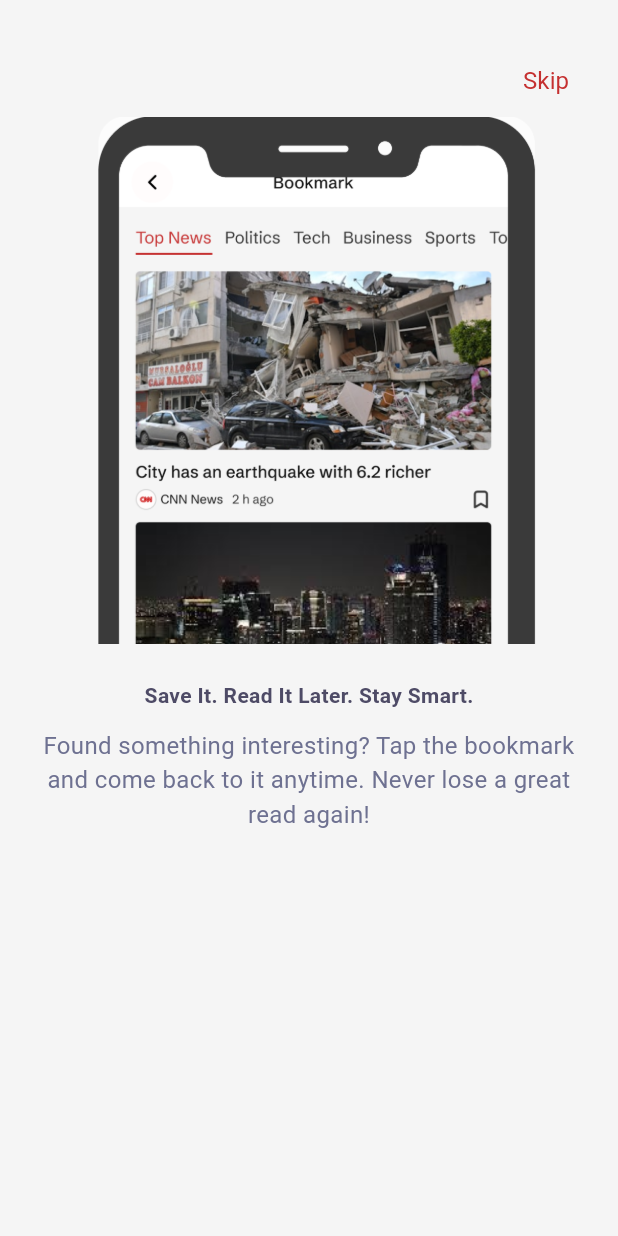
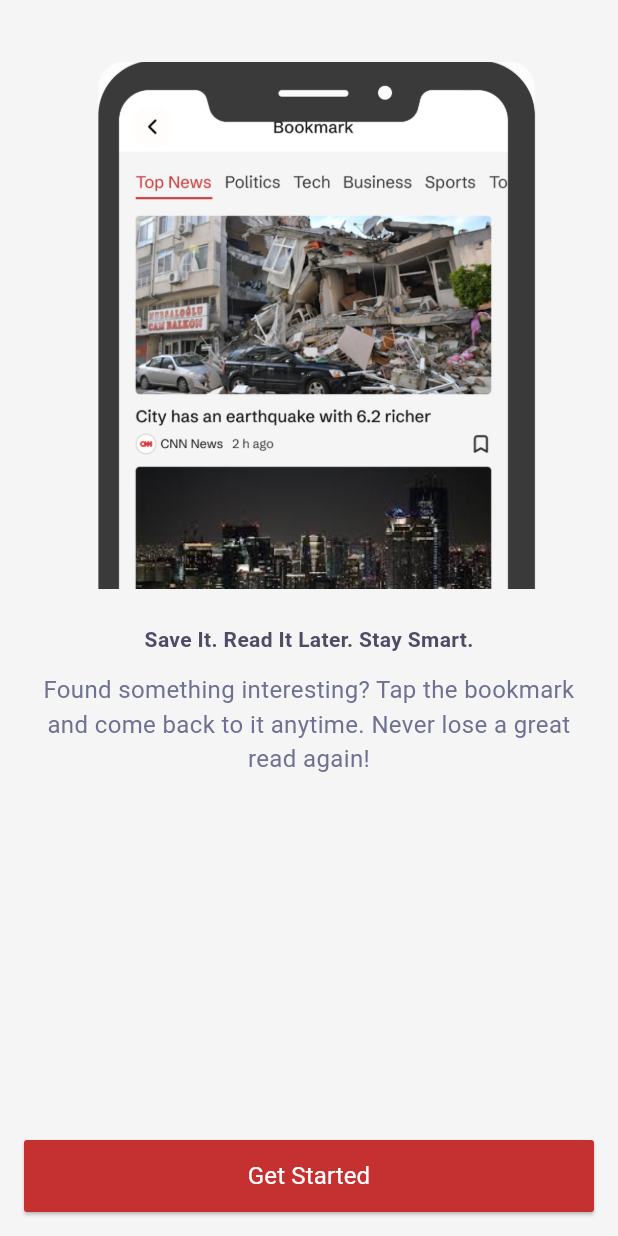
Before and after one commit to HossamEzzat/newsapp, a Flutter app: the screen it shows after launch, swiped to page 3, on a phone screen of 412 x 824 dp. Run offline on Flutter 3.47's test engine with Material 3 defaults, Android fonts, the phone set to English and light mode, and no system bars.

Commit message:
last change

```diff
--- a/lib/feature/onboarding/onboarding_screen.dart
+++ b/lib/feature/onboarding/onboarding_screen.dart
@@ -1,23 +1,56 @@
 import 'package:flutter/material.dart';
 import 'package:newsapp/feature/onboarding/models/onboarding_model.dart';
 
-class OnboardingScreen extends StatelessWidget {
-  const OnboardingScreen({super.key});
+class OnboardingScreen extends StatefulWidget {
+  @override
+  State<OnboardingScreen> createState() => _OnboardingScreenState();
+}
+
+class _OnboardingScreenState extends State<OnboardingScreen> {
+  late PageController pageController;
+
+  @override
+  void initState() {
+    super.initState();
+    pageController = PageController();
+  }
+
+  @override
+  void dispose() {
+    pageController.dispose();
+    super.dispose();
+  }
+
+  void _navigateToHome() {
+    //Navigator.pushReplacement(context, MaterialPageRoute(builder: (context)=>Home()));
+  }
 
   @override
   Widget build(BuildContext context) {
     return Scaffold(
       body: PageView.builder(
+        controller: pageController,
         itemCount: OnboardingModel.onboardingList.length,
         itemBuilder: (BuildContext context, int index) {
           final model = OnboardingModel.onboardingList[index];
+          final isLastPage = index == OnboardingModel.onboardingList.length - 1;
+
           return Padding(
-            padding: const EdgeInsets.symmetric(horizontal: 16,vertical: 30),
+            padding: const EdgeInsets.all(16),
             child: Column(
               children: [
                 Align(
                   alignment: Alignment.topRight,
-                  child: TextButton(onPressed: () {}, child: Text("Skip",style: TextStyle(fontSize: 16,fontWeight: FontWeight.w400),)),
+                  child:  isLastPage ? SizedBox(height: 25,) :TextButton(
+                    onPressed: _navigateToHome,
+                    child: Text(
+                      "Skip",
+                      style: TextStyle(
+                        fontSize: 16,
+                        fontWeight: FontWeight.w400,
+                      ),
+                    ),
+                  ),
                 ),
                 Image.asset(model.image),
                 SizedBox(height: 24),
@@ -38,6 +71,31 @@ class OnboardingScreen extends StatelessWidget {
                   ),
                   textAlign: TextAlign.center,
                 ),
+                Spacer(),
+                ElevatedButton(
+                  onPressed: () {
+                    if (!isLastPage) {
+                      pageController.nextPage(
+                        duration: Duration(milliseconds: 500),
+                        curve: Curves.bounceInOut,
+                      );
+                    } else {
+                      _navigateToHome();
+                    }
+                  },
+                  style: ElevatedButton.styleFrom(
+                    fixedSize: Size(MediaQuery.of(context).size.width, 48),
+                    backgroundColor: Color(0xffC53030),
+                    foregroundColor: Colors.white,
+                    shape: RoundedRectangleBorder(
+                      borderRadius: BorderRadius.circular(2),
+                    ),
+                  ),
+                  child: Text(
+                    isLastPage ? "Get Started" : "Next",
+                    style: TextStyle(fontWeight: FontWeight.w400, fontSize: 16),
+                  ),
+                ),
               ],
             ),
           );
```
